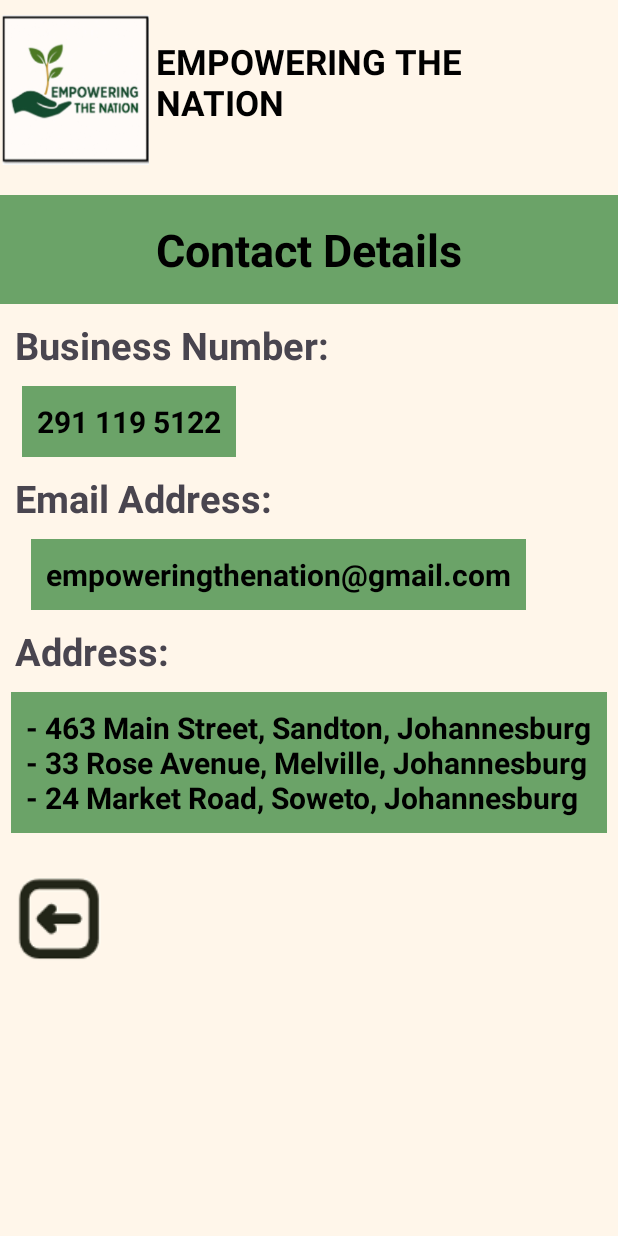
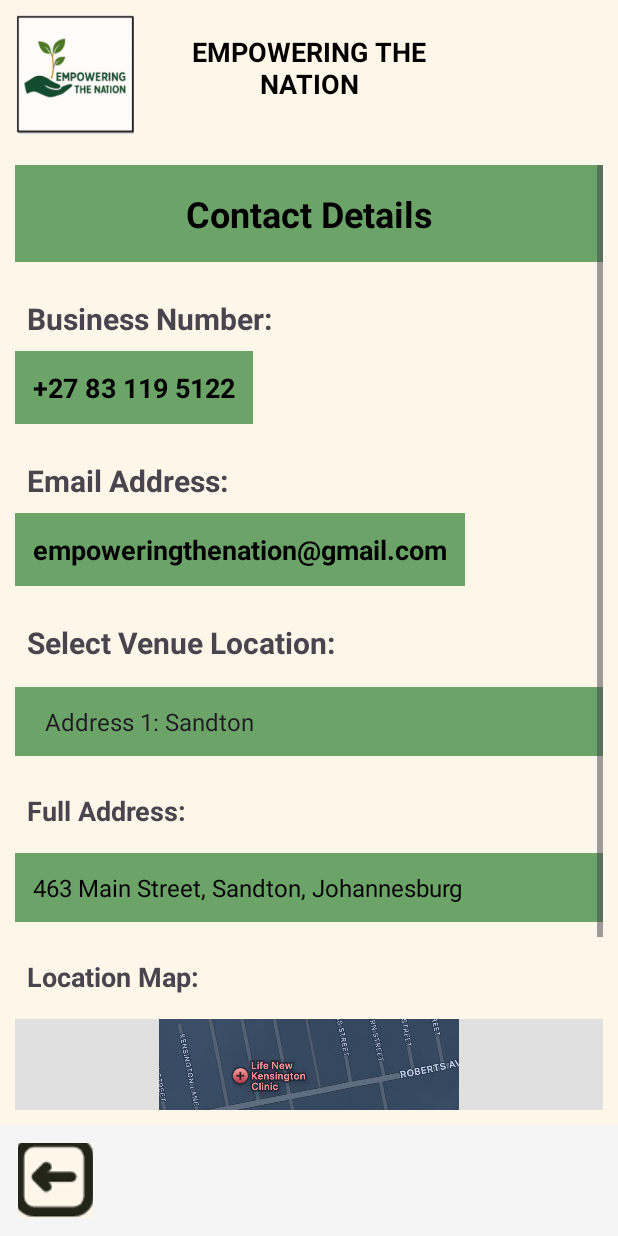
Before and after one commit to Code-The-Future-WIL/Empower-the-nation-App, an Android app: the calculate screen opened directly, with no data from a screen before it, after a tap on "Contact Button", on a phone screen of 412 x 824 dp. Run offline under Robolectric (Android 15) with nearby library versions, the phone set to English and light mode, and no system bars.

Commit message:
I added a drop down to the contact page and 3 of my maps.

```diff
--- a/app/src/main/java/com/example/wilproject/calculate.kt
+++ b/app/src/main/java/com/example/wilproject/calculate.kt
@@ -19,6 +19,7 @@ class calculate : AppCompatActivity() {
     private lateinit var checkboxCooking: CheckBox
     private lateinit var checkboxGardenMaintenance: CheckBox
 
+    private lateinit var calculateTotalButton: Button
     private lateinit var totalFeesText: TextView
     private lateinit var contactButton: ImageButton
     private lateinit var backButton: ImageButton
@@ -30,7 +31,8 @@ class calculate : AppCompatActivity() {
 
         initializeViews()
         setupClickListeners()
-        calculateAndDisplayTotal() // Initialize with R0
+        // Initialize with R0 - no automatic calculation
+        totalFeesText.text = "R0"
     }
 
     private fun initializeViews() {
@@ -48,7 +50,8 @@ class calculate : AppCompatActivity() {
         checkboxCooking = findViewById(R.id.checkboxCooking)
         checkboxGardenMaintenance = findViewById(R.id.checkboxGardenMaintenance)
 
-        // Display and buttons
+        // Buttons and display
+        calculateTotalButton = findViewById(R.id.calculateTotalButton)
         totalFeesText = findViewById(R.id.totalFeesText)
         contactButton = findViewById(R.id.contactButton)
         backButton = findViewById(R.id.backButton)
@@ -56,6 +59,11 @@ class calculate : AppCompatActivity() {
     }
 
     private fun setupClickListeners() {
+        // Calculate total fees button - NOW REQUIRES CLICK
+        calculateTotalButton.setOnClickListener {
+            calculateAndDisplayTotal()
+        }
+
         // Navigation buttons
         contactButton.setOnClickListener {
             val intent = Intent(this, contactDetails::class.java)
@@ -73,18 +81,8 @@ class calculate : AppCompatActivity() {
             }
         }
 
-        // Auto-calculate when checkboxes change
-        val checkboxes = listOf(
-            checkboxFirstAid, checkboxSewing, checkboxLandscaping,
-            checkboxLifeSkills, checkboxChildMinding, checkboxCooking,
-            checkboxGardenMaintenance
-        )
-
-        checkboxes.forEach { checkbox ->
-            checkbox.setOnCheckedChangeListener { _, _ ->
-                calculateAndDisplayTotal()
-            }
-        }
+        // REMOVED: Auto-calculate when checkboxes change
+        // Now calculation only happens when button is clicked
     }
 
     private fun calculateAndDisplayTotal() {
@@ -110,6 +108,12 @@ class calculate : AppCompatActivity() {
             else -> if (courseCount > 3) 15 else 0
         }
 
+//     CODE ATTRIBUTION :
+//     Title: Kotlin Conditions and If..Else
+//     Author: W3Schools, 2025
+//     Date: 20 October 2025
+//     Available at: https://www.w3schools.com/kotlin/kotlin_conditions.php
+
         val discountAmount = (total * discountRate / 100.0).toInt()
         val totalAfterDiscount = total - discountAmount
         val vat = (totalAfterDiscount * 0.15).toInt()
@@ -118,11 +122,12 @@ class calculate : AppCompatActivity() {
         // Update display with detailed breakdown
         if (courseCount == 0) {
             totalFeesText.text = "R0"
+            Toast.makeText(this, "Please select at least one course", Toast.LENGTH_SHORT).show()
         } else {
             val displayText = if (discountRate > 0) {
-                "R$total - $discountRate% = R$totalAfterDiscount + VAT = R$finalTotal"
+                "R$finalTotal\n(Includes $discountRate% discount + VAT)"
             } else {
-                "R$total + VAT = R$finalTotal"
+                "R$finalTotal\n(Includes VAT)"
             }
             totalFeesText.text = displayText
         }
@@ -153,8 +158,21 @@ class calculate : AppCompatActivity() {
             return false
         }
 
+        // Check if user has calculated the fees
+        if (totalFeesText.text == "R0") {
+            Toast.makeText(this, "Please calculate fees first", Toast.LENGTH_SHORT).show()
+            return false
+        }
+
         return true
     }
+
+//     CODE ATTRIBUTION :
+//     Title: Kotlin Functions
+//     Author: W3Schools, 2025
+//     Date: 6 October 2025
+//     Available at: https:www.w3schools.com/kotlin/kotlin_functions.php and
+
 
     private fun hasSelectedCourses(): Boolean {
         return checkboxFirstAid.isChecked || checkboxSewing.isChecked ||
@@ -175,7 +193,7 @@ class calculate : AppCompatActivity() {
                 "Phone: $phone\n" +
                 "Email: $email\n" +
                 "Selected Courses: ${selectedCourses.joinToString(", ")}\n\n" +
-                "Total: ${totalFeesText.text}\n\n" +
+                "Quoted Total: ${totalFeesText.text}\n\n" +
                 "We will contact you soon to arrange your consultation."
 
         // Show confirmation dialog
--- a/app/src/main/java/com/example/wilproject/childMinding.kt
+++ b/app/src/main/java/com/example/wilproject/childMinding.kt
@@ -125,6 +125,6 @@ class childMinding : AppCompatActivity() {
 
     override fun onResume() {
         super.onResume()
-        // Any additional setup when returning to this screen
+
     }
 }
--- a/app/src/main/java/com/example/wilproject/contactDetails.kt
+++ b/app/src/main/java/com/example/wilproject/contactDetails.kt
@@ -1,27 +1,109 @@
 package com.example.wilproject
 
-import android.content.Intent
 import android.os.Bundle
-import android.widget.ImageButton
+import android.view.View
+import android.widget.*
 import androidx.appcompat.app.AppCompatActivity
 
 class contactDetails : AppCompatActivity() {
+
+    private lateinit var addressDropdown: Spinner
+    private lateinit var selectedAddressText: TextView
+    private lateinit var addressDisplayText: TextView
+    private lateinit var mapTitleText: TextView
+    private lateinit var mapImageView: ImageView
+    private lateinit var backButton: ImageButton
+
+    // Map of addresses to image resources
+    private val addressMap = mapOf(
+        "Address 1: Sandton" to Pair(
+            "463 Main Street, Sandton, Johannesburg",
+            R.drawable.map1 // Make sure you have map1.jpg in your drawable folder
+        ),
+        "Address 2: Melville" to Pair(
+            "33 Rose Avenue, Melville, Johannesburg",
+            R.drawable.map2 // Make sure you have map2.jpg in your drawable folder
+        ),
+        "Address 3: Soweto" to Pair(
+            "24 Market Road, Soweto, Johannesburg",
+            R.drawable.map3 // Make sure you have map3.jpg in your drawable folder
+        )
+    )
 
     override fun onCreate(savedInstanceState: Bundle?) {
         super.onCreate(savedInstanceState)
         setContentView(R.layout.activity_contactdetails)
 
-        // Initialize back button
-        val backButton = findViewById<ImageButton>(R.id.backButton)
+        initializeViews()
+        setupDropdown()
+        setupClickListeners()
+    }
 
-        // Set click listener for back button
+    private fun initializeViews() {
+        addressDropdown = findViewById(R.id.addressDropdown)
+        selectedAddressText = findViewById(R.id.selectedAddressText)
+        addressDisplayText = findViewById(R.id.addressDisplayText)
+        mapTitleText = findViewById(R.id.mapTitleText)
+        mapImageView = findViewById(R.id.mapImageView)
+        backButton = findViewById(R.id.backButton)
+    }
+
+    private fun setupDropdown() {
+        // Create dropdown options from address map keys
+        val addressOptions = addressMap.keys.toTypedArray()
+
+        // Create adapter for dropdown
+        val adapter = ArrayAdapter(this, android.R.layout.simple_spinner_item, addressOptions)
+        adapter.setDropDownViewResource(android.R.layout.simple_spinner_dropdown_item)
+        addressDropdown.adapter = adapter
+
+        // Set dropdown selection listener
+        addressDropdown.onItemSelectedListener = object : AdapterView.OnItemSelectedListener {
+            override fun onItemSelected(parent: AdapterView<*>?, view: View?, position: Int, id: Long) {
+                val selectedAddress = parent?.getItemAtPosition(position).toString()
+                displayAddressAndMap(selectedAddress)
+            }
+
+            override fun onNothingSelected(parent: AdapterView<*>?) {
+                // Hide address and map when nothing is selected
+                hideAddressAndMap()
+            }
+        }
+    }
+
+    private fun displayAddressAndMap(selectedAddress: String) {
+        val (fullAddress, mapResource) = addressMap[selectedAddress] ?: return
+
+        // Show the selected address
+        addressDisplayText.text = fullAddress
+
+        // Show the map image
+        mapImageView.setImageResource(mapResource)
+
+        // Make all elements visible
+        selectedAddressText.visibility = View.VISIBLE
+        addressDisplayText.visibility = View.VISIBLE
+        mapTitleText.visibility = View.VISIBLE
+        mapImageView.visibility = View.VISIBLE
+    }
+
+    private fun hideAddressAndMap() {
+        // Hide all address and map elements
+        selectedAddressText.visibility = View.GONE
+        addressDisplayText.visibility = View.GONE
+        mapTitleText.visibility = View.GONE
+        mapImageView.visibility = View.GONE
+    }
+
+    private fun setupClickListeners() {
         backButton.setOnClickListener {
-            finish() // Close this activity and return to previous one
+            finish()
         }
     }
 
     override fun onResume() {
         super.onResume()
-        // Any additional setup when returning to this screen
+        // Reset dropdown to no selection when returning to this screen
+        addressDropdown.setSelection(0)
     }
 }
--- a/app/src/main/java/com/example/wilproject/cooking.kt
+++ b/app/src/main/java/com/example/wilproject/cooking.kt
@@ -125,6 +125,6 @@ class cooking : AppCompatActivity() {
 
     override fun onResume() {
         super.onResume()
-        // Any additional setup when returning to this screen
+
     }
 }
--- a/app/src/main/java/com/example/wilproject/firstAid.kt
+++ b/app/src/main/java/com/example/wilproject/firstAid.kt
@@ -123,6 +123,6 @@ class firstAid : AppCompatActivity() {
 
     override fun onResume() {
         super.onResume()
-        // Any additional setup when returning to this screen
+
     }
 }
--- a/app/src/main/java/com/example/wilproject/garden.kt
+++ b/app/src/main/java/com/example/wilproject/garden.kt
@@ -95,7 +95,7 @@ class garden : AppCompatActivity() {
             "Child Minding" -> "#f6c6fa"
             "Cooking" -> "#ff99d8"
             "Garden Maintenance" -> "#bfecac"
-            else -> "#bfecac" // Default to Garden Maintenance color
+            else -> "#bfecac"
         }
 
         val color = android.graphics.Color.parseColor(colorString)
--- a/app/src/main/java/com/example/wilproject/sewing.kt
+++ b/app/src/main/java/com/example/wilproject/sewing.kt
@@ -126,6 +126,5 @@ class sewing : AppCompatActivity() {
 
     override fun onResume() {
         super.onResume()
-        // Any additional setup when returning to this screen
     }
 }
--- a/app/src/main/java/com/example/wilproject/sixMonthCourses.kt
+++ b/app/src/main/java/com/example/wilproject/sixMonthCourses.kt
@@ -118,6 +118,12 @@ class sixMonthCourses : AppCompatActivity() {
         }
     }
 
+     // CODE ATTRIBUTION :
+    // Title: Intents and Intent Filters
+    //  Author: Android Developers, 2025
+    //  Date: 5 October 2025
+    // Available at: https : developer.android.com/guide/components/intents-filters
+
     override fun onResume() {
         super.onResume()
         // Any additional setup when returning to this screen
--- a/app/src/main/res/layout/activity_calculate.xml
+++ b/app/src/main/res/layout/activity_calculate.xml
@@ -169,7 +169,7 @@
                     android:layout_marginBottom="4dp"/>
             </LinearLayout>
 
-
+            <!-- Calculate Button and Total Display Section -->
             <LinearLayout
                 android:layout_width="match_parent"
                 android:layout_height="wrap_content"
@@ -179,14 +179,33 @@
                 android:background="#f0f0f0"
                 android:layout_marginBottom="20dp">
 
+                <!-- Calculate Fees Button -->
+                <Button
+                    android:id="@+id/calculateTotalButton"
+                    android:layout_width="wrap_content"
+                    android:layout_height="wrap_content"
+                    android:text="Calculate Fees"
+                    android:textColor="#000000"
+                    android:backgroundTint="#6ba368"
+                    android:textSize="16sp"
+                    android:padding="12dp"
+                    android:layout_marginEnd="16dp"/>
+
+                <!-- Total Display -->
+                <LinearLayout
+                    android:layout_width="0dp"
+                    android:layout_height="wrap_content"
+                    android:layout_weight="1"
+                    android:orientation="vertical">
+
                     <TextView
                         android:layout_width="wrap_content"
                         android:layout_height="wrap_content"
-                    android:text="Total Fees: "
-                    android:textSize="18sp"
+                        android:text="Total Fees:"
+                        android:textSize="16sp"
                         android:textStyle="bold"
                         android:textColor="#000000"
-                    android:padding="8dp" />
+                        android:layout_marginBottom="4dp"/>
 
                     <TextView
                         android:id="@+id/totalFeesText"
@@ -196,11 +215,10 @@
                         android:textSize="18sp"
                         android:textStyle="bold"
                         android:textColor="#000000"
-                    android:padding="12dp"
+                        android:padding="8dp"
                         android:background="#ffffff"
-                    android:layout_marginStart="10dp"
-                    android:minWidth="120dp"
-                    android:gravity="center"/>
+                        android:minWidth="120dp"/>
+                </LinearLayout>
             </LinearLayout>
         </LinearLayout>
     </ScrollView>
--- a/app/src/main/res/layout/activity_contactdetails.xml
+++ b/app/src/main/res/layout/activity_contactdetails.xml
@@ -7,7 +7,6 @@
     android:layout_width="match_parent"
     android:layout_height="match_parent"
     android:orientation="vertical"
-    android:gravity="center_horizontal"
     android:background="#fff6ea"
     tools:context=".contactDetails">
 
@@ -15,16 +14,17 @@
     <RelativeLayout
         android:layout_width="match_parent"
         android:layout_height="wrap_content"
-        android:layout_marginBottom="20dp">
+        android:layout_marginBottom="10dp">
 
         <!-- Logo on the top left -->
         <ImageView
             android:id="@+id/appLogo"
-            android:layout_width="100dp"
-            android:layout_height="100dp"
+            android:layout_width="80dp"
+            android:layout_height="80dp"
             android:layout_alignParentStart="true"
             android:src="@drawable/applogo"
             android:contentDescription="App Logo"
+            android:layout_marginStart="10dp"
             android:layout_marginTop="10dp" />
 
         <!-- Heading centered -->
@@ -33,12 +33,25 @@
             android:layout_width="wrap_content"
             android:layout_height="wrap_content"
             android:text="EMPOWERING THE\nNATION"
-            android:textSize="23sp"
+            android:textSize="18sp"
             android:textStyle="bold"
             android:textColor="#000000"
             android:layout_centerInParent="true"
-            android:layout_marginTop="20dp"/>
+            android:layout_marginTop="15dp"
+            android:gravity="center"/>
     </RelativeLayout>
+
+    <!-- ScrollView for scrollable content -->
+    <ScrollView
+        android:layout_width="match_parent"
+        android:layout_height="0dp"
+        android:layout_weight="1"
+        android:padding="10dp">
+
+        <LinearLayout
+            android:layout_width="match_parent"
+            android:layout_height="wrap_content"
+            android:orientation="vertical">
 
             <TextView
                 android:id="@+id/textBoxOne"
@@ -46,89 +59,138 @@
                 android:layout_height="wrap_content"
                 android:text="Contact Details"
                 android:gravity="center"
-        android:textSize="30sp"
+                android:textSize="24sp"
                 android:textStyle="bold"
                 android:textColor="#000000"
                 android:padding="16dp"
-        android:background="#6ba368" />
+                android:background="#6ba368"
+                android:layout_marginBottom="16dp" />
 
             <TextView
                 android:id="@+id/businessNumberText"
                 android:layout_width="match_parent"
                 android:layout_height="wrap_content"
                 android:text="Business Number:"
-        android:textSize="25sp"
+                android:textSize="20sp"
                 android:textStyle="bold"
-        android:padding="10dp"/>
+                android:padding="8dp"/>
 
             <TextView
                 android:id="@+id/textBoxTwo"
                 android:layout_width="wrap_content"
                 android:layout_height="wrap_content"
-        android:text="291 119 5122"
-        android:textSize="20sp"
+                android:text="+27 83 119 5122"
+                android:textSize="18sp"
                 android:textStyle="bold"
                 android:textColor="#000000"
                 android:background="#6ba368"
-        android:padding="10dp"
-        android:layout_marginRight="120dp" />
+                android:padding="12dp"
+                android:layout_marginBottom="16dp" />
 
             <TextView
                 android:id="@+id/emailAddressText"
                 android:layout_width="match_parent"
                 android:layout_height="wrap_content"
                 android:text="Email Address:"
-        android:textSize="25sp"
+                android:textSize="20sp"
                 android:textStyle="bold"
-        android:padding="10dp"/>
+                android:padding="8dp"/>
 
             <TextView
                 android:id="@+id/textBoxThree"
                 android:layout_width="wrap_content"
                 android:layout_height="wrap_content"
                 android:text="empoweringthenation@gmail.com"
-        android:textSize="20sp"
+                android:textSize="18sp"
                 android:textStyle="bold"
                 android:textColor="#000000"
                 android:background="#6ba368"
-        android:padding="10dp"
-        android:layout_marginRight="20dp"/>
+                android:padding="12dp"
+                android:layout_marginBottom="16dp"/>
 
+            <!-- Address Dropdown Section -->
             <TextView
                 android:id="@+id/addressText"
                 android:layout_width="match_parent"
                 android:layout_height="wrap_content"
-        android:text="Address:"
-        android:textSize="25sp"
+                android:text="Select Venue Location:"
+                android:textSize="20sp"
                 android:textStyle="bold"
-        android:padding="10dp"/>
+                android:padding="8dp"
+                android:layout_marginBottom="8dp"/>
+
+            <!-- Address Dropdown (Spinner) -->
+            <Spinner
+                android:id="@+id/addressDropdown"
+                android:layout_width="match_parent"
+                android:layout_height="wrap_content"
+                android:background="#6ba368"
+                android:padding="12dp"
+                android:layout_marginBottom="16dp"
+                android:textSize="16sp"/>
+
+            <!-- Selected Address Display -->
+            <TextView
+                android:id="@+id/selectedAddressText"
+                android:layout_width="match_parent"
+                android:layout_height="wrap_content"
+                android:text="Full Address:"
+                android:textSize="18sp"
+                android:textStyle="bold"
+                android:padding="8dp"
+                android:layout_marginBottom="8dp"
+                android:visibility="gone"/>
 
             <TextView
-        android:id="@+id/textBoxFour"
-        android:layout_width="wrap_content"
+                android:id="@+id/addressDisplayText"
+                android:layout_width="match_parent"
                 android:layout_height="wrap_content"
-        android:text="- 463 Main Street, Sandton, Johannesburg\n- 33 Rose Avenue, Melville, Johannesburg\n- 24 Market Road, Soweto, Johannesburg"
-        android:textSize="20sp"
-        android:textStyle="bold"
+                android:text=""
+                android:textSize="16sp"
                 android:textColor="#000000"
                 android:background="#6ba368"
-        android:padding="10dp" />
+                android:padding="12dp"
+                android:layout_marginBottom="16dp"
+                android:visibility="gone"/>
+
+            <!-- Map Image Display -->
+            <TextView
+                android:id="@+id/mapTitleText"
+                android:layout_width="match_parent"
+                android:layout_height="wrap_content"
+                android:text="Location Map:"
+                android:textSize="18sp"
+                android:textStyle="bold"
+                android:padding="8dp"
+                android:layout_marginBottom="8dp"
+                android:visibility="gone"/>
+
+            <ImageView
+                android:id="@+id/mapImageView"
+                android:layout_width="match_parent"
+                android:layout_height="200dp"
+                android:scaleType="fitCenter"
+                android:background="#e0e0e0"
+                android:contentDescription="Venue Location Map"
+                android:visibility="gone"
+                android:layout_marginBottom="16dp"/>
+        </LinearLayout>
+    </ScrollView>
 
     <!-- Bottom back button -->
     <RelativeLayout
         android:layout_width="match_parent"
         android:layout_height="wrap_content"
-        android:padding="10dp"
-        android:layout_marginTop="20dp">
+        android:padding="12dp"
+        android:background="#f5f5f5">
 
         <ImageButton
             android:id="@+id/backButton"
-            android:layout_width="60dp"
-            android:layout_height="60dp"
+            android:layout_width="50dp"
+            android:layout_height="50dp"
             android:src="@drawable/img_1"
             android:background="@android:color/transparent"
             android:contentDescription="Back Button"
             android:layout_alignParentStart="true"/>
-
     </RelativeLayout>
 </LinearLayout>
--- a/app/src/main/res/layout/activity_main.xml
+++ b/app/src/main/res/layout/activity_main.xml
@@ -22,7 +22,7 @@
         android:layout_alignParentEnd="true"
         android:layout_margin="10dp"/>
 
-    <!-- Content container (use LinearLayout inside RelativeLayout for vertical stacking) -->
+    <!-- Content container -->
     <LinearLayout
         android:id="@+id/contentLayout"
         android:layout_width="match_parent"
@@ -38,7 +38,7 @@
             android:layout_width="200dp"
             android:layout_height="200dp"
             android:src="@drawable/applogo"
-            android:contentDescription="Empoweing the NationLogo"
+            android:contentDescription="Empowering the Nation Logo"
             android:layout_marginBottom="20dp"/>
 
         <!-- Description -->
@@ -46,10 +46,7 @@
             android:id="@+id/descriptionText"
             android:layout_width="match_parent"
             android:layout_height="wrap_content"
-            android:text="Empowering the Nation provides practical skills training for domestic workers and gardeners,
-             helping them grow, find better job opportunities, and even start their own businesses. Founded by Precious Radebe,
-              we offer accessible short- and long-term courses that uplift communities and support employers in
-              building skilled teams."
+            android:text="Empowering the Nation provides practical skills training for domestic workers and gardeners, helping them grow, find better job opportunities, and even start their own businesses.\n\nFounded by Precious Radebe, we offer accessible short- and long-term courses that uplift communities and support employers inbuilding skilled teams."
             android:padding="15dp"
             android:textSize="20sp"
             android:textAlignment="center"
--- a/app/src/main/res/layout/activity_sixweekcourse.xml
+++ b/app/src/main/res/layout/activity_sixweekcourse.xml
@@ -119,7 +119,7 @@
         android:layout_height="wrap_content"
         android:layout_gravity="bottom">
 
-        <!-- Your back icon -->
+        <!--  back icon -->
         <ImageButton
             android:id="@+id/backButton"
             android:layout_width="60dp"
```
Also changed, not shown: app/src/main/res/drawable/map1.jpg (added), app/src/main/res/drawable/map2.jpg (added), app/src/main/res/drawable/map3.jpg (added). Lines whose indentation alone changed are shown as unchanged.
